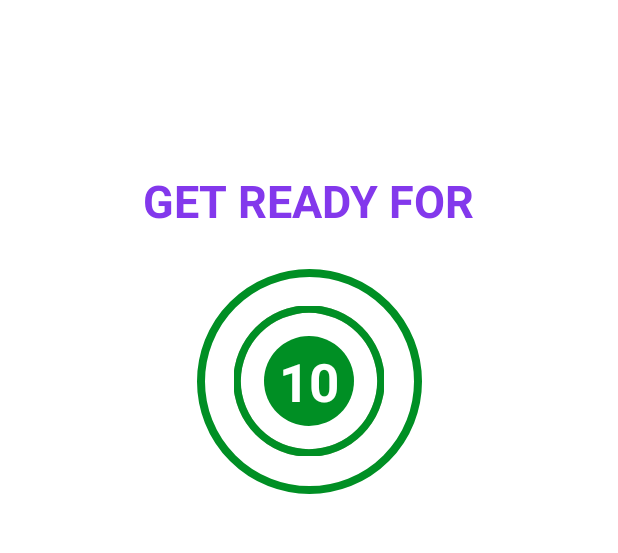
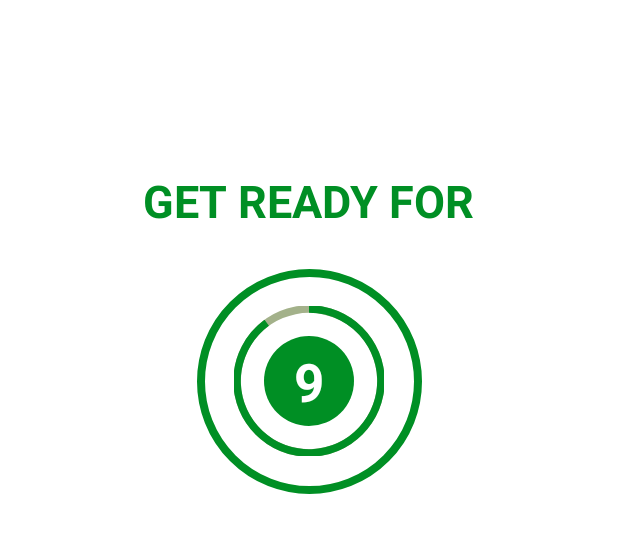
Before and after one commit to Shomika994/WorkoutApp, an Android app: the ExerciseActivity screen opened directly, with no data from a screen before it, on a phone screen of 412 x 824 dp, the part 64-617 px from its top. Run offline under Robolectric (Android 15) with nearby library versions, the phone set to English and light mode, and no system bars.

Commit message:
adding exercise timer

```diff
--- a/app/src/main/java/com/example/workoutapp/ExerciseActivity.kt
+++ b/app/src/main/java/com/example/workoutapp/ExerciseActivity.kt
@@ -4,7 +4,6 @@ import androidx.appcompat.app.AppCompatActivity
 import android.os.Bundle
 import android.os.CountDownTimer
 import android.view.View
-import android.widget.TextView
 import android.widget.Toast
 import com.example.workoutapp.databinding.ActivityExerciseBinding
 
@@ -12,8 +11,11 @@ class ExerciseActivity : AppCompatActivity() {
 
     private var binding: ActivityExerciseBinding? = null
     private var countDownTimer: CountDownTimer? = null
-    private var totalSeconds: Long = 10000
+    private var totalSeconds = 10
+    private var totalSecExercise = 30
     private var progress = 0
+    private var countDownExerciseTimer: CountDownTimer? = null
+    private var exerciseProgress = 0
 
     override fun onCreate(savedInstanceState: Bundle?) {
         super.onCreate(savedInstanceState)
@@ -21,17 +23,17 @@ class ExerciseActivity : AppCompatActivity() {
         binding = ActivityExerciseBinding.inflate(layoutInflater)
         setContentView(binding?.root)
 
-        setUpTimerView()
         setSupportActionBar(binding?.toolBarExercise)
 
         if(supportActionBar != null){
             supportActionBar?.setDisplayHomeAsUpEnabled(true)
         }
+
         binding?.toolBarExercise?.setNavigationOnClickListener{
-           val click = onBackPressedDispatcher
+            val click = onBackPressedDispatcher
             click.onBackPressed()
         }
-
+        setUpTimerView()
     }
 
     private fun setUpTimerView(){
@@ -42,22 +44,55 @@ class ExerciseActivity : AppCompatActivity() {
         setRestProgressBar()
     }
 
+    private fun setExerciseView(){
+        binding?.frameLayout?.visibility = View.INVISIBLE
+        binding?.textView?.text = "Exercise"
+        binding?.frameLayoutExercise?.visibility = View.VISIBLE
+
+        if(countDownExerciseTimer != null){
+            countDownExerciseTimer?.cancel()
+            exerciseProgress = 0
+        }
+        setExerciseProgressBar()
+    }
+
     private fun setRestProgressBar(){
 
         binding?.progressBar?.progress = progress
+        binding?.textViewTimer?.text = totalSeconds.toString()
+        val timeTotal = (totalSeconds * 1000) + 1000
+        var remainingTime = totalSeconds
 
-        countDownTimer = object : CountDownTimer(11000, 1000){
+        countDownTimer = object : CountDownTimer(timeTotal.toLong(), 1000){
             override fun onTick(millisUntilFinished: Long){
-                progress = (totalSeconds - millisUntilFinished).toInt()
-                binding?.textViewTimer?.text = (millisUntilFinished / 1000).toString()
-
-                val progressPercentage = (millisUntilFinished.toFloat() / totalSeconds * 100).toInt()
-
-                binding?.progressBar?.progress = progressPercentage
-
+                progress = remainingTime
+                binding?.progressBar?.progress = remainingTime * 10
+                binding?.textViewTimer?.text = remainingTime.toString()
+                remainingTime--
             }
             override fun onFinish(){
-                Toast.makeText(applicationContext, "Exercise is starting!", Toast.LENGTH_SHORT).show()
+                setExerciseView()
+            }
+        }.start()
+    }
+
+    private fun setExerciseProgressBar(){
+
+        binding?.progressBarExercise?.progress = exerciseProgress
+        binding?.textViewExercise?.text = totalSecExercise.toString()
+
+        val timeExerciseTotal = (totalSecExercise * 1000) + 1000
+        var remainingTimeExercise = totalSecExercise
+
+        countDownExerciseTimer = object : CountDownTimer(timeExerciseTotal.toLong(), 1000){
+            override fun onTick(millisUntilFinished: Long){
+                exerciseProgress = remainingTimeExercise
+                binding?.progressBarExercise?.progress = (remainingTimeExercise * 30) / 10
+                binding?.textViewExercise?.text = remainingTimeExercise.toString()
+                remainingTimeExercise--
+            }
+            override fun onFinish(){
+                Toast.makeText(applicationContext, "Finished", Toast.LENGTH_SHORT).show()
             }
         }.start()
     }
@@ -67,6 +102,7 @@ class ExerciseActivity : AppCompatActivity() {
             countDownTimer?.cancel()
             progress = 0
         }
+
         super.onDestroy()
         binding = null
     }
--- a/app/src/main/res/layout/activity_exercise.xml
+++ b/app/src/main/res/layout/activity_exercise.xml
@@ -27,13 +27,16 @@
         android:layout_marginTop="100dp"
         android:text="GET READY FOR"
         android:textSize="30sp"
-        android:textColor="@color/purple"
+        android:textColor="@color/colorAccent"
         android:textStyle="bold"
         />
     <FrameLayout
+        android:id="@+id/frame_layout"
         android:layout_marginTop="25dp"
         android:layout_width="150dp"
         android:layout_height="150dp"
+        android:visibility="visible"
+        tools:visibility="gone"
         app:layout_constraintLeft_toLeftOf="parent"
         app:layout_constraintRight_toRightOf="parent"
         app:layout_constraintTop_toBottomOf="@+id/text_view"
@@ -74,4 +77,52 @@
 
     </FrameLayout>
 
+
+    <FrameLayout
+        android:id="@+id/frame_layout_exercise"
+        android:layout_marginTop="25dp"
+        android:layout_width="150dp"
+        android:layout_height="150dp"
+        android:visibility="gone"
+        tools:visibility="visible"
+        app:layout_constraintLeft_toLeftOf="parent"
+        app:layout_constraintRight_toRightOf="parent"
+        app:layout_constraintTop_toBottomOf="@+id/text_view"
+        android:background="@drawable/circular_color_accent_border">
+
+        <ProgressBar
+            android:id="@+id/progress_bar_exercise"
+            android:layout_width="100dp"
+            android:layout_height="100dp"
+            android:layout_gravity="center"
+            style="?android:attr/progressBarStyleHorizontal"
+            android:progressDrawable="@drawable/circular_progress_bar"
+            android:max="100"
+            android:progress="100"
+            android:rotation="-90"
+            android:background="@drawable/circular_progress_grey"
+            />
+
+        <LinearLayout
+            android:layout_width="60dp"
+            android:layout_height="60dp"
+            android:background="@drawable/circular_color_background"
+            android:gravity="center"
+            android:layout_gravity="center"
+            />
+
+        <TextView
+            android:id="@+id/text_view_exercise"
+            android:layout_width="wrap_content"
+            android:layout_height="wrap_content"
+            android:textColor="@color/white"
+            android:textSize="35sp"
+            android:textStyle="bold"
+            tools:text="30"
+            android:layout_gravity="center"
+            android:visibility="visible"
+            />
+
+    </FrameLayout>
+
 </androidx.constraintlayout.widget.ConstraintLayout>
```
